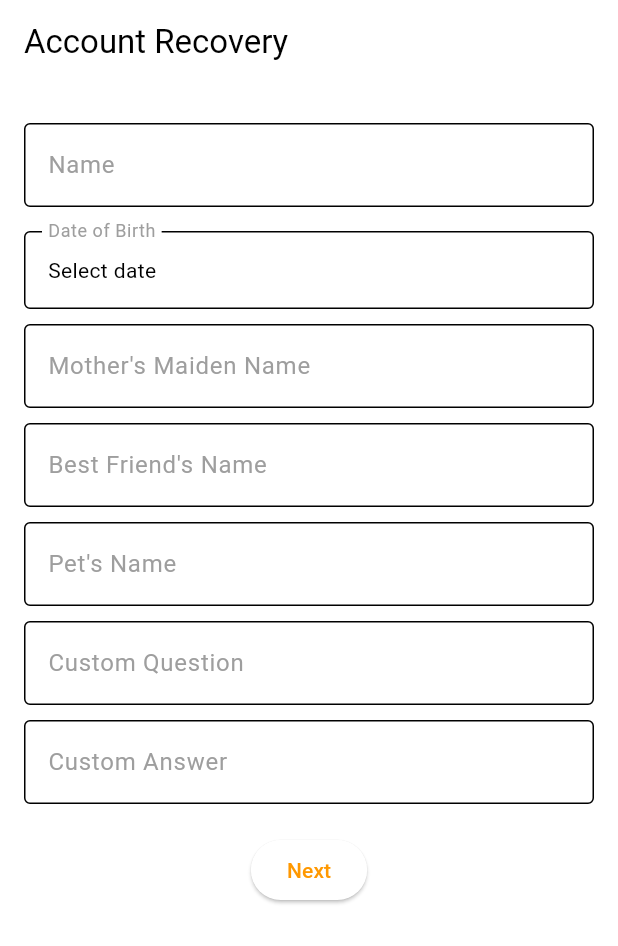
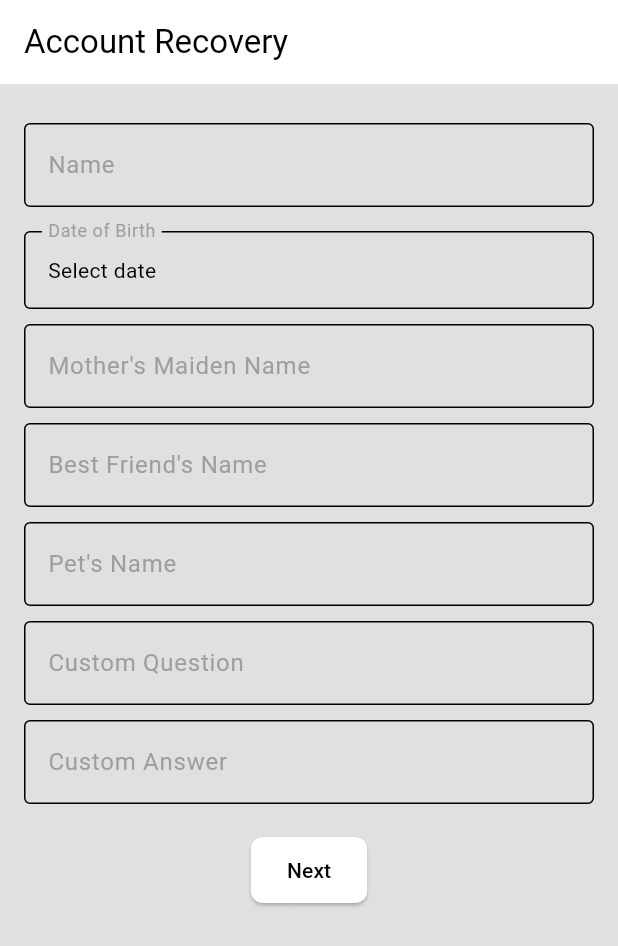
Before and after one commit to itsvishwa/Biomark, a Flutter app: the RecoveryPage screen opened directly with empty values, on a phone screen of 412 x 824 dp. Shown: the top 946 px of the screen. Run offline on Flutter 3.47's test engine with Material 3 defaults, Android fonts, the light colour scheme and no system bars; our stand-ins replace cloud_firestore, firebase_core; accounts and stored records are empty.

Commit message:
recovery part is done

```diff
--- a/lib/pages/recovery_page.dart
+++ b/lib/pages/recovery_page.dart
@@ -238,6 +238,7 @@ class _RecoveryPageState extends State<RecoveryPage> {
   Widget build(BuildContext context) {
     return Scaffold(
       appBar: AppBar(title: const Text('Account Recovery')),
+      backgroundColor: Theme.of(context).colorScheme.background, // Set the same background as ForgotPasswordPage
       body: Padding(
         padding: const EdgeInsets.all(16.0),
         child: _isLoading
@@ -267,6 +268,14 @@ class _RecoveryPageState extends State<RecoveryPage> {
                   const SizedBox(height: 20),
                   ElevatedButton(
                     onPressed: _nextStep,
+                    style: ElevatedButton.styleFrom(
+                      backgroundColor: Colors.white, // White background for button
+                      foregroundColor: Colors.black, // Black text color for button
+                      padding: const EdgeInsets.symmetric(horizontal: 24, vertical: 12),
+                      shape: RoundedRectangleBorder(
+                        borderRadius: BorderRadius.circular(8), // Optional: Rounded corners
+                      ),
+                    ),
                     child: Text(_currentStep == 1 ? 'Reset Password' : 'Next'),
                   ),
                 ],
```
Also changed, not shown: lib/pages/forgot_password_page.dart (+9 -0 lines).
